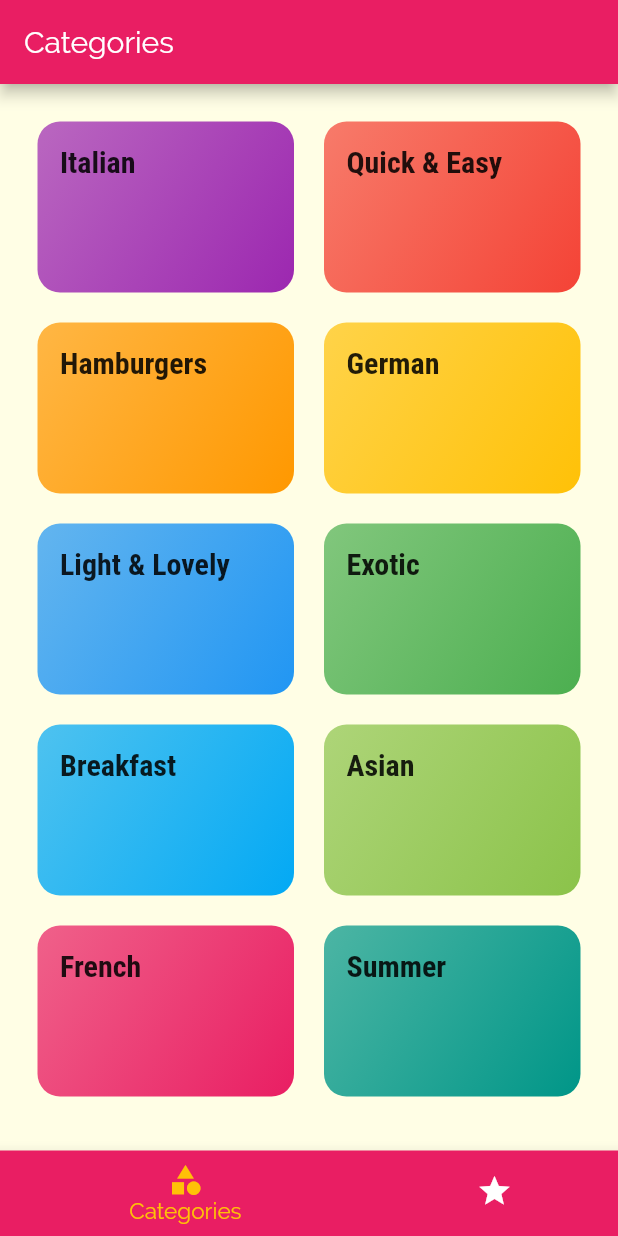
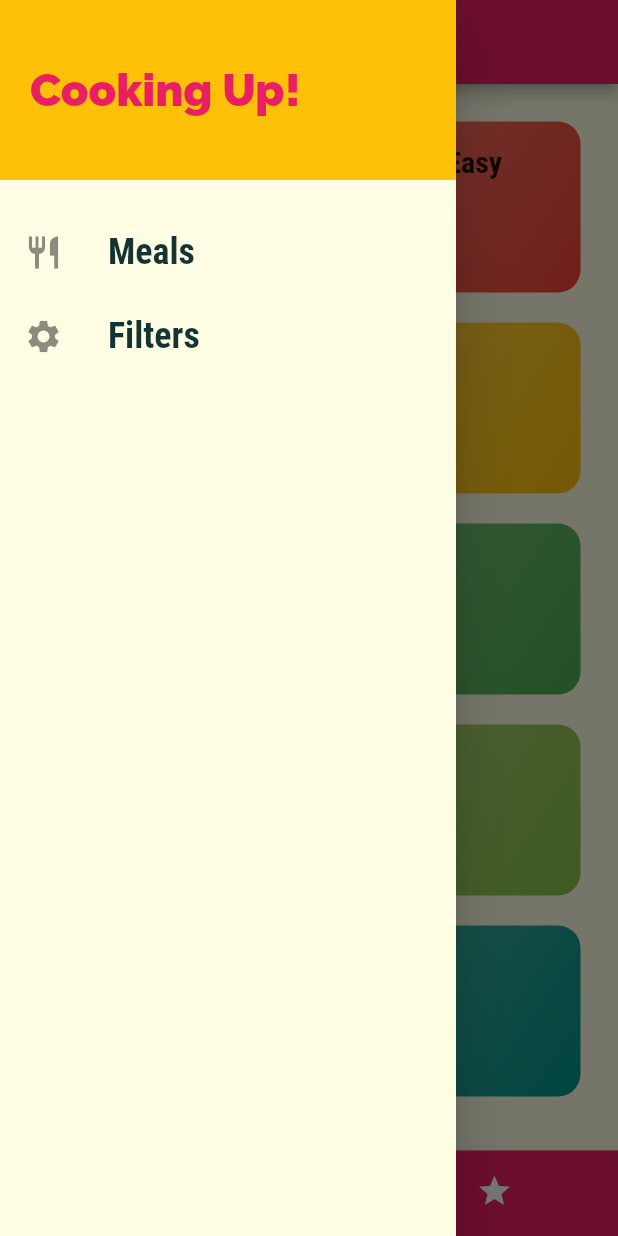
Before and after one commit to mudassir666/meals, a Flutter app: the screen it shows after launch, with the side drawer open (before the commit the screen has no drawer), on a phone screen of 412 x 824 dp. Run offline on Flutter 3.47's test engine with Material 2 defaults, Android fonts, the phone set to English and light mode, and no system bars.

Commit message:
dev#part7_completed

```diff
--- a/lib/main.dart
+++ b/lib/main.dart
@@ -1,6 +1,7 @@
 import 'package:flutter/material.dart';
 import 'package:meals/screens/categories_screen.dart';
 import 'package:meals/screens/category_meals_screen.dart';
+import 'package:meals/screens/filters_screen.dart';
 import 'package:meals/screens/meal_detail_screen.dart';
 import 'package:meals/screens/tabs_screen.dart';
 
@@ -40,6 +41,7 @@ class MyApp extends StatelessWidget {
         '/': (ctx) => TabsScreen(),
         CategoryMealsScreen.routeName: (ctx) => CategoryMealsScreen(),
         MealDetailScreen.routeName: (ctx) => MealDetailScreen(),
+        FiltersScreen.routeName : (ctx) => FiltersScreen(),
       },
       onGenerateRoute: (settings) {
         print(settings.arguments);
--- /dev/null
+++ b/lib/screens/filters_screen.dart
@@ -0,0 +1,21 @@
+import 'package:flutter/material.dart';
+import 'package:meals/widgets/main_drawer.dart';
+
+
+class FiltersScreen extends StatelessWidget {
+
+  static const routeName = '/filters';
+
+  @override
+  Widget build(BuildContext context) {
+    return Scaffold(
+      appBar: AppBar(
+        title: Text("Your Filters") ,
+      ),
+      body : Center(
+        child: Text('Filters'),
+      ),
+      drawer: MainDrawer(),
+    );
+  }
+}
--- a/lib/screens/tabs_screen.dart
+++ b/lib/screens/tabs_screen.dart
@@ -1,6 +1,7 @@
 import 'package:flutter/material.dart';
 import 'package:meals/screens/categories_screen.dart';
 import 'package:meals/screens/favorites_screen.dart';
+import 'package:meals/widgets/main_drawer.dart';
 
 class TabsScreen extends StatefulWidget {
   const TabsScreen({Key? key}) : super(key: key);
@@ -63,6 +64,7 @@ class _TabsScreenState extends State<TabsScreen> {
           ),
         ],
       ),
+      drawer: MainDrawer(),
     );
   }
 }
--- /dev/null
+++ b/lib/widgets/main_drawer.dart
@@ -0,0 +1,56 @@
+import 'package:flutter/material.dart';
+import 'package:meals/screens/filters_screen.dart';
+
+class MainDrawer extends StatelessWidget {
+  Widget buildListTile(String title, IconData icon, VoidCallback tapHandler) {
+    return ListTile(
+      leading: Icon(
+        icon,
+        size: 26,
+      ),
+      title: Text(
+        title,
+        style: TextStyle(
+          fontFamily: 'RobotoCondensed',
+          fontSize: 24,
+          fontWeight: FontWeight.bold,
+        ),
+      ),
+      onTap: tapHandler,
+    );
+  }
+
+  @override
+  Widget build(BuildContext context) {
+    return Drawer(
+      child: Column(
+        children: [
+          Container(
+            height: 120,
+            width: double.infinity,
+            padding: EdgeInsets.all(20),
+            alignment: Alignment.centerLeft,
+            color: Theme.of(context).accentColor,
+            child: Text(
+              "Cooking Up!",
+              style: TextStyle(
+                fontWeight: FontWeight.w900,
+                fontSize: 30,
+                color: Theme.of(context).primaryColor,
+              ),
+            ),
+          ),
+          SizedBox(
+            height: 20,
+          ),
+          buildListTile("Meals", Icons.restaurant, () {
+            Navigator.of(context).pushReplacementNamed('/');
+          }),
+          buildListTile("Filters", Icons.settings, () {
+            Navigator.of(context).pushReplacementNamed(FiltersScreen.routeName);
+          }),
+        ],
+      ),
+    );
+  }
+}
```
